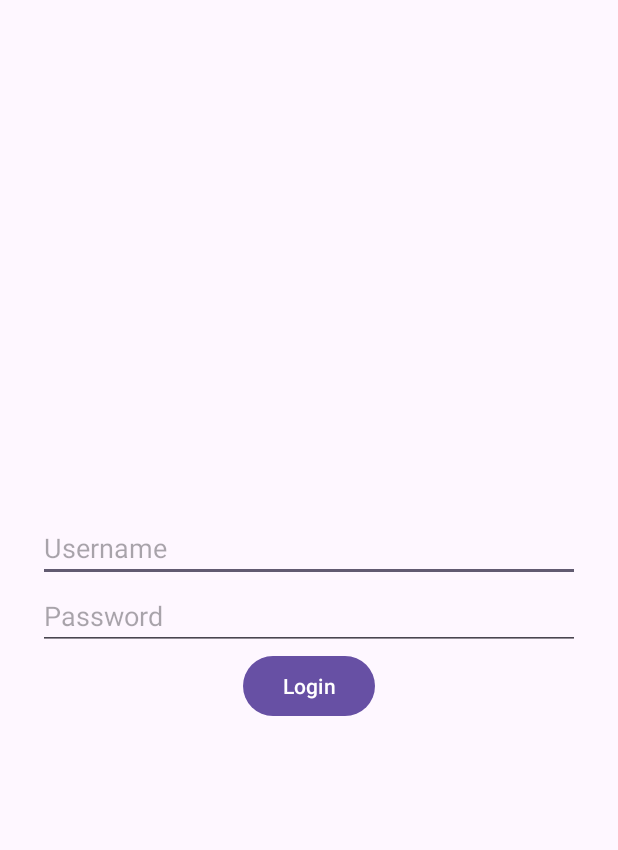
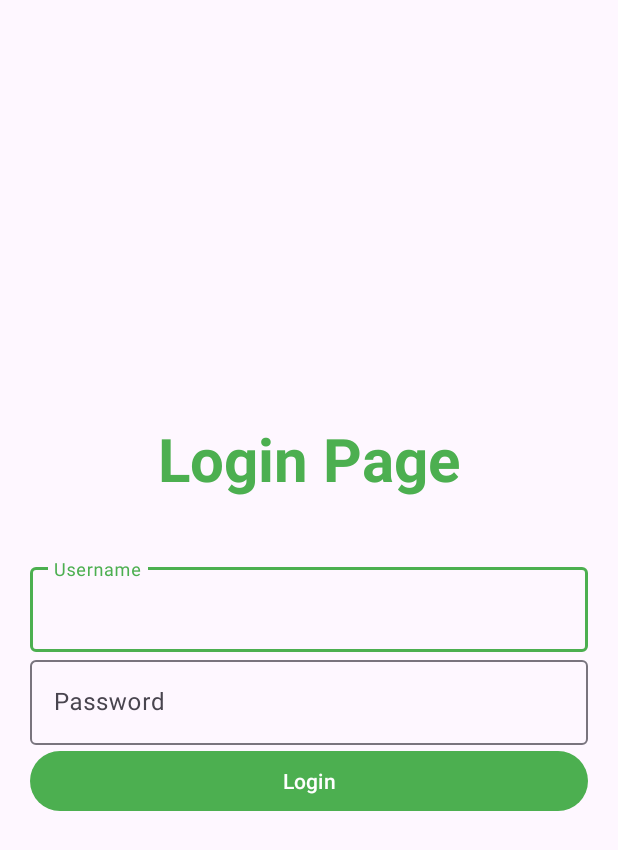
Before and after one commit to kabir-global-sync/Android_Project, an Android app: the layout activity_login_page.xml on its own in the app's theme, with its tools: preview values and no code run, on a phone screen of 412 x 824 dp. Shown: the top 850 px of the screen. Run offline under Robolectric (Android 15) with nearby library versions, the phone set to English and light mode, and no system bars.

Commit message:
Basic Login page

```diff
--- a/app/build.gradle.kts
+++ b/app/build.gradle.kts
@@ -33,6 +33,9 @@ android {
     kotlinOptions {
         jvmTarget = "11"
     }
+    buildFeatures{
+        viewBinding = true
+    }
 }
 
 dependencies {
--- a/app/src/main/AndroidManifest.xml
+++ b/app/src/main/AndroidManifest.xml
@@ -23,12 +23,8 @@
         </activity>
         <activity
             android:name=".MainActivity"
-            android:exported="true" >
-            <intent-filter>
-                <action android:name="android.intent.action.MAIN" />
+            android:exported="false" >
 
-                <category android:name="android.intent.category.LAUNCHER" />
-            </intent-filter>
         </activity>
     </application>
 
--- a/app/src/main/res/layout/activity_login_page.xml
+++ b/app/src/main/res/layout/activity_login_page.xml
@@ -4,25 +4,38 @@
     android:layout_height="match_parent"
     android:orientation="vertical"
     android:gravity="center"
-    android:paddingHorizontal="25dp"
-    android:paddingVertical="25dp"
-    >
+    android:padding="@dimen/_20dp">
 
-    <com.google.android.material.textfield.TextInputEditText
+    <com.google.android.material.textview.MaterialTextView
+        android:layout_width="wrap_content"
+        android:layout_height="wrap_content"
+        android:text="@string/login_page"
+        style="@style/header1"
+        android:layout_marginBottom="40dp"/>
+
+    <com.google.android.material.textfield.TextInputLayout
         android:layout_width="match_parent"
-        android:layout_height="wrap_content"
-        android:hint="@string/username" />
+        android:layout_height="wrap_content">
+        <com.google.android.material.textfield.TextInputEditText
+            android:id="@+id/editUsername"
+            android:layout_width="match_parent"
+            android:layout_height="wrap_content"
+            android:hint="@string/username"/>
+    </com.google.android.material.textfield.TextInputLayout>
 
-    <com.google.android.material.textfield.TextInputEditText
+    <com.google.android.material.textfield.TextInputLayout
         android:layout_width="match_parent"
-        android:layout_height="wrap_content"
-        android:hint="@string/password"
-        android:inputType="textPassword"
-        />
+        android:layout_height="wrap_content">
+        <com.google.android.material.textfield.TextInputEditText
+            android:id="@+id/editPassword"
+            android:layout_width="match_parent"
+            android:layout_height="wrap_content"
+            android:hint="@string/password"/>
+    </com.google.android.material.textfield.TextInputLayout>
     <com.google.android.material.button.MaterialButton
-        android:layout_width="wrap_content"
+        android:id="@+id/loginButton"
+        android:layout_width="match_parent"
         android:layout_height="wrap_content"
         android:text="@string/login"
         />
-
 </LinearLayout>
--- a/app/src/main/res/values-night/themes.xml
+++ b/app/src/main/res/values-night/themes.xml
@@ -2,6 +2,6 @@
     <!-- Base application theme. -->
     <style name="Base.Theme.CarBookingApp" parent="Theme.Material3.DayNight.NoActionBar">
         <!-- Customize your dark theme here. -->
-        <!-- <item name="colorPrimary">@color/my_dark_primary</item> -->
+        <item name="colorPrimary">@color/green</item>
     </style>
 </resources>
--- a/app/src/main/res/values/colors.xml
+++ b/app/src/main/res/values/colors.xml
@@ -1,5 +1,6 @@
 <?xml version="1.0" encoding="utf-8"?>
 <resources>
     <color name="black">#FF000000</color>
+    <color name="green">#4CAF50</color>
     <color name="white">#FFFFFFFF</color>
 </resources>
--- /dev/null
+++ b/app/src/main/res/values/dimens.xml
@@ -0,0 +1,4 @@
+<?xml version="1.0" encoding="utf-8"?>
+<resources>
+    <dimen name="_20dp">20dp</dimen>
+</resources>
--- a/app/src/main/res/values/strings.xml
+++ b/app/src/main/res/values/strings.xml
@@ -3,4 +3,5 @@
     <string name="username">Username</string>
     <string name="password">Password</string>
     <string name="login">Login</string>
+    <string name="login_page">Login Page</string>
 </resources>
--- /dev/null
+++ b/app/src/main/res/values/styles.xml
@@ -0,0 +1,8 @@
+<?xml version="1.0" encoding="utf-8"?>
+<resources>
+    <style name="header1">
+        <item name="android:textSize">40dp</item>
+        <item name="android:textStyle">bold</item>
+        <item name="android:textColor">@color/green</item>
+    </style>
+</resources>
--- a/app/src/main/res/values/themes.xml
+++ b/app/src/main/res/values/themes.xml
@@ -2,7 +2,7 @@
     <!-- Base application theme. -->
     <style name="Base.Theme.CarBookingApp" parent="Theme.Material3.DayNight.NoActionBar">
         <!-- Customize your light theme here. -->
-        <!-- <item name="colorPrimary">@color/my_light_primary</item> -->
+        <item name="colorPrimary">@color/green</item>
     </style>
 
     <style name="Theme.CarBookingApp" parent="Base.Theme.CarBookingApp" />
```
Also changed, not shown: app/src/main/java/com/example/carbookingapp/LoginPageActivity.kt (+12 -6 lines).
